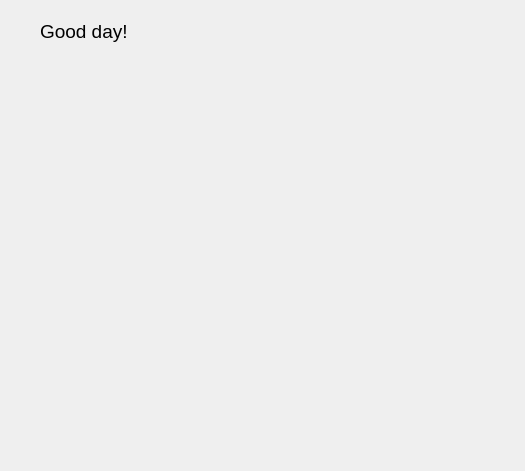
Old version of the form NickvisionApplication/UI/Views/HomePage.ui in the repository NickvisionApps/Application.
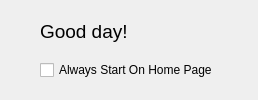
New version of the form.

Commit message: Added AlwaysStartOnHomePage Option

```diff
--- a/NickvisionApplication/UI/Views/HomePage.ui
+++ b/NickvisionApplication/UI/Views/HomePage.ui
@@ -2,14 +2,6 @@
 <ui version="4.0">
  <class>HomePage</class>
  <widget class="QWidget" name="HomePage">
-  <property name="geometry">
-   <rect>
-    <x>0</x>
-    <y>0</y>
-    <width>525</width>
-    <height>471</height>
-   </rect>
-  </property>
   <layout class="QHBoxLayout" name="horizontalLayout_2">
    <property name="leftMargin">
     <number>40</number>
@@ -69,6 +61,13 @@
        </property>
       </spacer>
      </item>
+     <item>
+      <widget class="QCheckBox" name="chkAlwaysStartOnHomePage">
+       <property name="text">
+        <string>Always Start On Home Page</string>
+       </property>
+      </widget>
+     </item>
     </layout>
    </item>
   </layout>
```
The commit also changes 6 other files.
